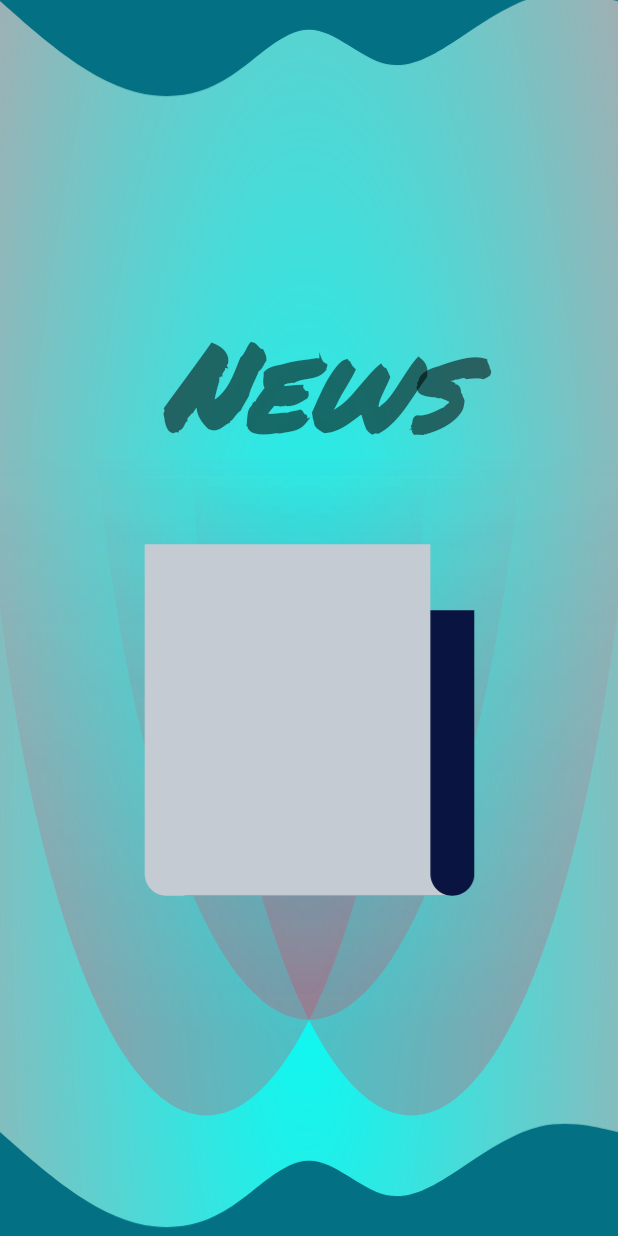
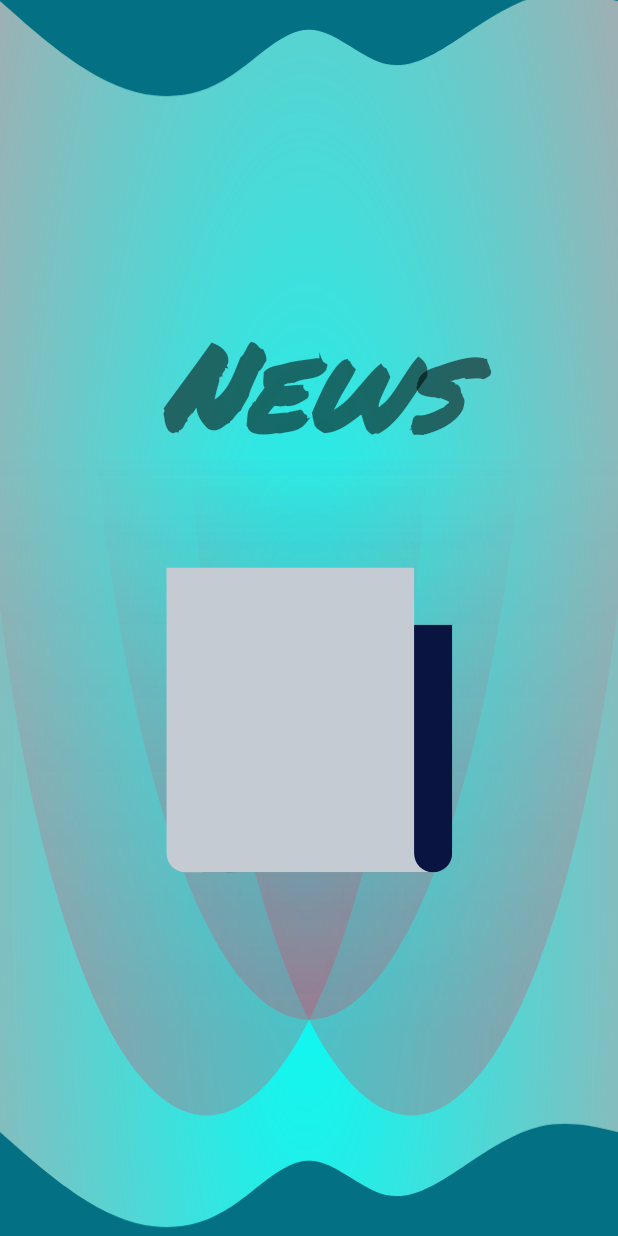
Before and after one commit to Ashish-sah/NewsApplication, an Android app: the SplashScreen screen opened directly, with no data from a screen before it, on a phone screen of 412 x 824 dp. Run offline under Robolectric (Android 15) with nearby library versions, the phone set to English and light mode, and no system bars; our stand-ins replace CircleImageView, sdp/ssp sizes; network calls fail; Roboto replaces fonts that are not available here.

Commit message:
splash screen updated

```diff
--- a/app/src/main/res/layout/splash_screen.xml
+++ b/app/src/main/res/layout/splash_screen.xml
@@ -37,7 +37,7 @@
 
         <com.airbnb.lottie.LottieAnimationView
             android:id="@+id/lottieAnimationView"
-            android:layout_width="wrap_content"
+            android:layout_width="@dimen/_200sdp"
             android:layout_height="300dp"
             android:foregroundGravity="center"
             app:lottie_autoPlay="true"
```
